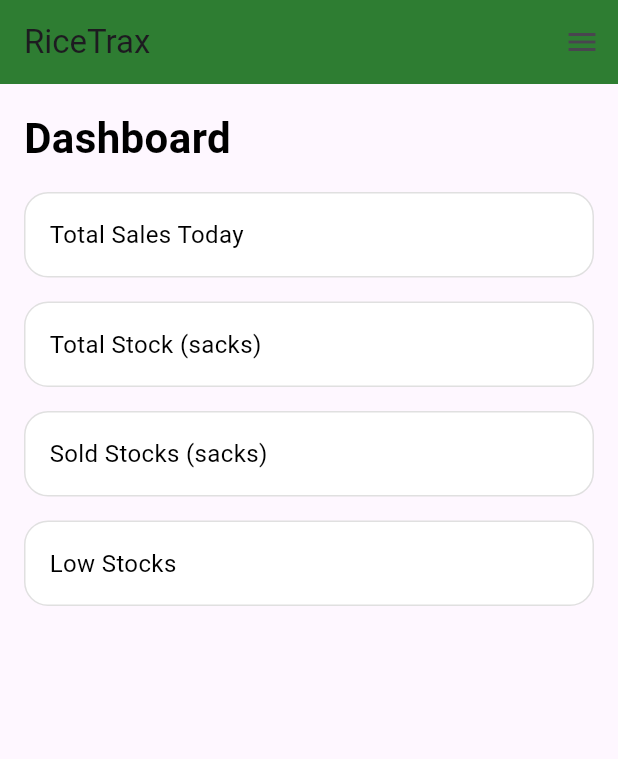
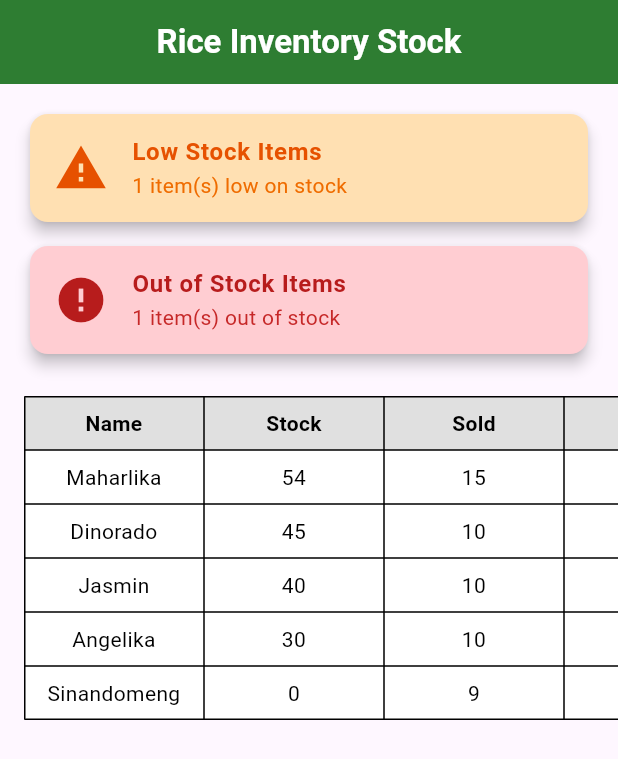
Before and after one commit to cailavillostas/RiceTrax_Admin, a Flutter app: the screen it shows after launch, on a phone screen of 412 x 824 dp. Shown: the top 759 px of the screen. Run offline on Flutter 3.47's test engine with Material 3 defaults, Android fonts, the phone set to English and light mode, and no system bars.

Commit message:
Week2- Day 3

```diff
--- /dev/null
+++ b/lib/Table.dart
@@ -0,0 +1,139 @@
+import 'package:flutter/material.dart';
+
+class RiceStock extends StatelessWidget {
+  final List<List<String>> data = [
+    ['Name', 'Stock', 'Sold', 'Price', 'Status'],
+    ['Maharlika', '54', '15', '₱58', 'In Stock'],
+    ['Dinorado', '45', '10', '₱59', 'In Stock'],
+    ['Jasmin', '40', '10', '₱55', 'In Stock'],
+    ['Angelika', '30', '10', '₱56', 'Low Stock'],
+    ['Sinandomeng', '0', '9', '₱54', 'Out of Stock'],
+  ];
+
+  @override
+  Widget build(BuildContext context) {
+    int lowStockCount = data
+        .skip(1)
+        .where((row) => row.last == 'Low Stock')
+        .length;
+
+    int outOfStockCount = data
+        .skip(1)
+        .where((row) => row.last == 'Out of Stock')
+        .length;
+
+    return Scaffold(
+      appBar: AppBar(
+        backgroundColor: Colors.green[800],
+        title: Center(
+          child: Text(
+            'Rice Inventory Stock',
+            style: TextStyle(
+              color: Colors.white,
+              fontWeight: FontWeight.bold,
+            ),
+          ),
+        ),
+      ),
+      body: Column(
+        children: [
+          // 🔶 Low Stock Card
+          Padding(
+            padding: const EdgeInsets.fromLTRB(16, 16, 16, 8),
+            child: Card(
+              color: Colors.orange[100],
+              elevation: 4,
+              shape: RoundedRectangleBorder(
+                borderRadius: BorderRadius.circular(12),
+              ),
+              child: ListTile(
+                leading: Icon(Icons.warning, color: Colors.orange[900], size: 36),
+                title: Text(
+                  'Low Stock Items',
+                  style: TextStyle(
+                    fontWeight: FontWeight.bold,
+                    color: Colors.orange[900],
+                    fontSize: 16,
+                  ),
+                ),
+                subtitle: Text(
+                  '$lowStockCount item(s) low on stock',
+                  style: TextStyle(
+                    fontSize: 14,
+                    color: Colors.orange[800],
+                  ),
+                ),
+              ),
+            ),
+          ),
+
+          // 🔴 Out of Stock Card
+          Padding(
+            padding: const EdgeInsets.fromLTRB(16, 0, 16, 8),
+            child: Card(
+              color: Colors.red[100],
+              elevation: 4,
+              shape: RoundedRectangleBorder(
+                borderRadius: BorderRadius.circular(12),
+              ),
+              child: ListTile(
+                leading: Icon(Icons.error, color: Colors.red[900], size: 36),
+                title: Text(
+                  'Out of Stock Items',
+                  style: TextStyle(
+                    fontWeight: FontWeight.bold,
+                    color: Colors.red[900],
+                    fontSize: 16,
+                  ),
+                ),
+                subtitle: Text(
+                  '$outOfStockCount item(s) out of stock',
+                  style: TextStyle(
+                    fontSize: 14,
+                    color: Colors.red[800],
+                  ),
+                ),
+              ),
+            ),
+          ),
+
+          // 📋 Table
+          Expanded(
+            child: SingleChildScrollView(
+              scrollDirection: Axis.horizontal,
+              child: Padding(
+                padding: const EdgeInsets.all(16.0),
+                child: Table(
+                  border: TableBorder.all(color: Colors.black, width: 1),
+                  defaultColumnWidth: FixedColumnWidth(120),
+                  children: data.map((row) {
+                    bool isHeader = row == data.first;
+                    return TableRow(
+                      decoration: BoxDecoration(
+                        color: isHeader ? Colors.grey[300] : Colors.white,
+                      ),
+                      children: row.map((cell) {
+                        return Padding(
+                          padding: const EdgeInsets.all(8.0),
+                          child: Text(
+                            cell,
+                            style: TextStyle(
+                              fontWeight: isHeader ? FontWeight.bold : FontWeight.normal,
+                              fontSize: 14,
+                              color: Colors.black, // Always black
+                            ),
+                            textAlign: TextAlign.center,
+                          ),
+                        );
+                      }).toList(),
+                    );
+                  }).toList(),
+                ),
+              ),
+            ),
+          ),
+        ],
+      ),
+    );
+  }
+}
--- a/lib/main.dart
+++ b/lib/main.dart
@@ -1,5 +1,6 @@
 import 'package:flutter/material.dart';
-import 'dashboard.dart'; // import your dashboard file
+import 'dashboard.dart'; // Optional: Only if you're using it later
+import 'Table.dart';     // Make sure this file contains RiceStock class
 
 void main() {
   runApp(RiceTraxApp());
@@ -11,7 +12,7 @@ class RiceTraxApp extends StatelessWidget {
     return MaterialApp(
       debugShowCheckedModeBanner: false,
       title: 'RiceTrax',
-      home: Dashboard(),
+      home: RiceStock(), // 👈 Set this as the home screen
     );
   }
 }
```
